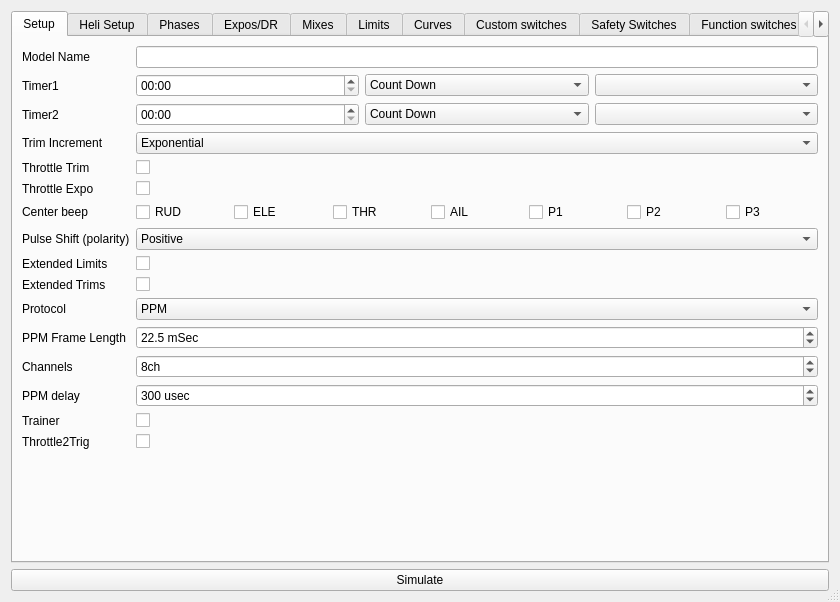
Before: the Qt Designer form src/modeledit.ui in roberto1903/companion9x, drawn with Qt 5.
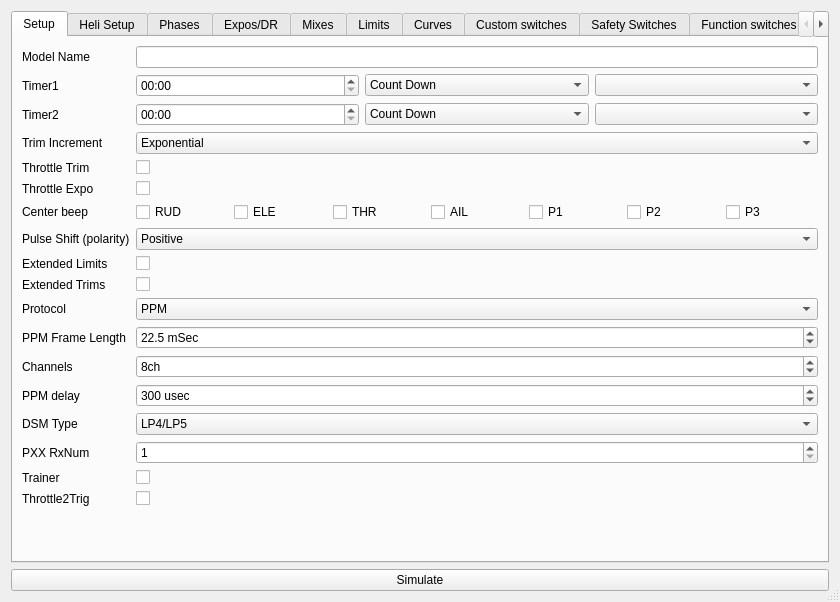
After: the same form once the commit is applied. Icons and pictures are not drawn.

The edit to the form file:
```diff
--- a/src/modeledit.ui
+++ b/src/modeledit.ui
@@ -391,24 +391,24 @@
          </property>
         </widget>
        </item>
-       <item row="17" column="0">
+       <item row="19" column="0">
         <widget class="QLabel" name="label_Trainer">
          <property name="text">
           <string>Trainer</string>
          </property>
         </widget>
        </item>
-       <item row="17" column="1">
+       <item row="19" column="1">
         <widget class="QCheckBox" name="TrainerChkB"/>
        </item>
-       <item row="18" column="0">
+       <item row="20" column="0">
         <widget class="QLabel" name="T2ThrTrg">
          <property name="text">
           <string>Throttle2Trig</string>
          </property>
         </widget>
        </item>
-       <item row="18" column="1">
+       <item row="20" column="1">
         <widget class="QCheckBox" name="T2ThrTrgChkB"/>
        </item>
        <item row="14" column="0">
@@ -440,6 +440,58 @@
          </property>
         </widget>
        </item>
+       <item row="17" column="0">
+        <widget class="QLabel" name="label_116">
+         <property name="text">
+          <string>DSM Type</string>
+         </property>
+        </widget>
+       </item>
+       <item row="17" column="1">
+        <widget class="QComboBox" name="DSM_Type">
+         <item>
+          <property name="text">
+           <string>LP4/LP5</string>
+          </property>
+         </item>
+         <item>
+          <property name="text">
+           <string>DSM2only</string>
+          </property>
+         </item>
+         <item>
+          <property name="text">
+           <string>DSM2/DSMX</string>
+          </property>
+         </item>
+        </widget>
+       </item>
+       <item row="18" column="0">
+        <widget class="QLabel" name="label_117">
+         <property name="text">
+          <string>PXX RxNum</string>
+         </property>
+        </widget>
+       </item>
+       <item row="18" column="1">
+        <widget class="QSpinBox" name="pxxRxNum">
+         <property name="suffix">
+          <string/>
+         </property>
+         <property name="minimum">
+          <number>1</number>
+         </property>
+         <property name="maximum">
+          <number>125</number>
+         </property>
+         <property name="singleStep">
+          <number>1</number>
+         </property>
+         <property name="value">
+          <number>1</number>
+         </property>
+        </widget>
+       </item>
       </layout>
      </widget>
      <widget class="QWidget" name="tabHeli">
```
Left out of the diff: 32 changed lines with no effect on the pictures.
